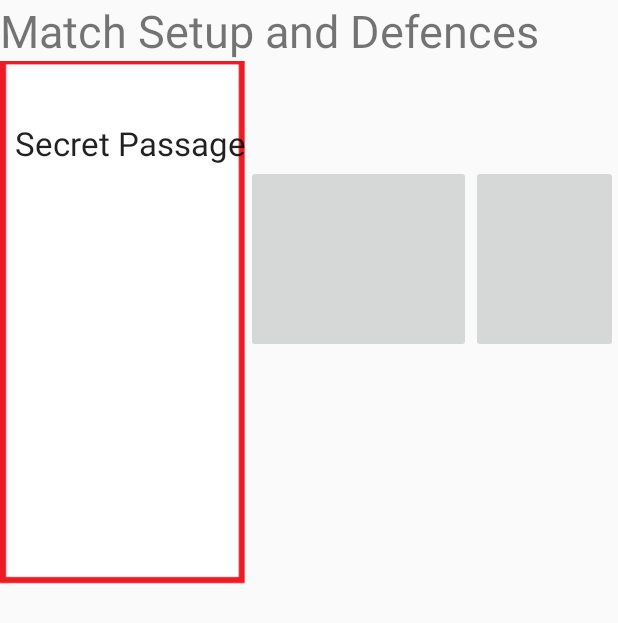
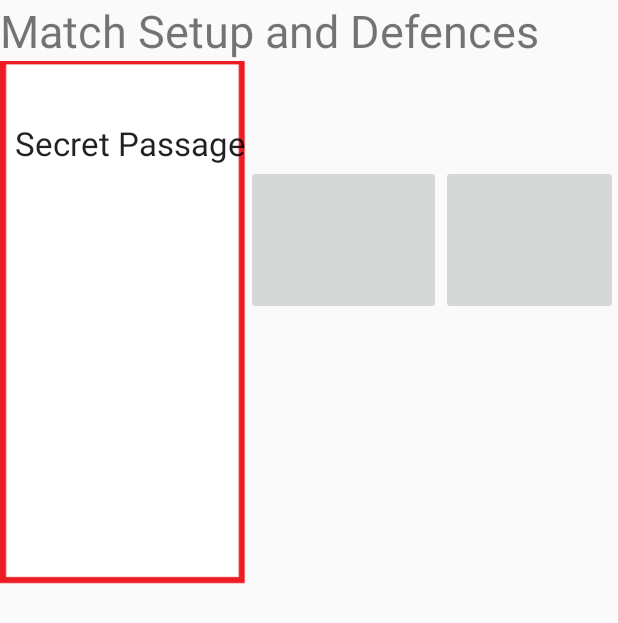
Before and after one commit to Team610/2016-Scouting, an Android app: the fragment MatchSetup shown on its own in the app's theme, on a phone screen of 412 x 824 dp. Shown: the top 623 px of the screen. Run offline under Robolectric (Android 15) with nearby library versions, the phone set to English and light mode, and no system bars.

Commit message:
fixed the dimensions
nice

```diff
--- a/ScoutingApp/app/src/main/res/layout/fragment_match_setup.xml
+++ b/ScoutingApp/app/src/main/res/layout/fragment_match_setup.xml
@@ -55,16 +55,9 @@
         android:layout_toEndOf="@+id/defence4_ImageButton" />
 
 
-
-
-
-
-
-
-
         <ImageView
-            android:layout_width="250dp"
-            android:layout_height="250dp"
+            android:layout_width="@dimen/lowbar_width"
+            android:layout_height="@dimen/lowbar_height"
             android:scaleType="fitXY"
             android:id="@+id/lowBar_ImageView"
             android:src="@drawable/lowbar"
@@ -73,8 +66,8 @@
             android:layout_toEndOf="@+id/defence4_ImageButton" />
 
     <ImageButton
-        android:layout_width="150dp"
-        android:layout_height="125dp"
+        android:layout_width="@dimen/setup_button_layout_width"
+        android:layout_height="@dimen/setup_button_layout_height"
         android:id="@+id/defence1_ImageButton"
         android:layout_below="@+id/secretPassage_TextView"
         android:layout_toRightOf="@+id/secretPassage_ImageView"
@@ -82,8 +75,8 @@
         android:onClick="onClick" />
 
     <ImageButton
-        android:layout_width="150dp"
-        android:layout_height="125dp"
+        android:layout_width="@dimen/setup_button_layout_width"
+        android:layout_height="@dimen/setup_button_layout_height"
         android:id="@+id/defence2_ImageButton"
         android:layout_alignTop="@+id/defence1_ImageButton"
         android:layout_toRightOf="@+id/defence1_ImageButton"
@@ -91,8 +84,8 @@
         android:onClick="onClick"/>
 
     <ImageButton
-        android:layout_width="150dp"
-        android:layout_height="125dp"
+        android:layout_width="@dimen/setup_button_layout_width"
+        android:layout_height="@dimen/setup_button_layout_height"
         android:id="@+id/defence3_ImageButton"
         android:layout_alignTop="@+id/defence2_ImageButton"
         android:layout_toRightOf="@+id/defence2_ImageButton"
@@ -100,8 +93,8 @@
         android:onClick="onClick"/>
 
     <ImageButton
-        android:layout_width="150dp"
-        android:layout_height="125dp"
+        android:layout_width="@dimen/setup_button_layout_width"
+        android:layout_height="@dimen/setup_button_layout_height"
         android:id="@+id/defence4_ImageButton"
         android:layout_below="@+id/lowBar_TextView"
         android:layout_toRightOf="@+id/defence3_ImageButton"
@@ -138,15 +131,6 @@
         android:layout_alignLeft="@+id/defence3_ImageButton"
         android:layout_alignStart="@+id/defence3_ImageButton" />
 
-    <TextView
-        android:layout_width="150dp"
-        android:layout_height="wrap_content"
-        android:textAppearance="?android:attr/textAppearanceMedium"
-        android:text="Medium Text"
-        android:id="@+id/defence4_TextView"
-        android:layout_below="@+id/lowBar_ImageView"
-        android:layout_alignLeft="@+id/defence4_ImageButton"
-        android:layout_alignStart="@+id/defence4_ImageButton" />
     <!--
         <ScrollView
             android:layout_width="wrap_content"
--- a/ScoutingApp/app/src/main/res/values/dimens.xml
+++ b/ScoutingApp/app/src/main/res/values/dimens.xml
@@ -3,7 +3,14 @@
     <dimen name="nav_header_vertical_spacing">16dp</dimen>
     <dimen name="nav_header_height">160dp</dimen>
     <!-- Default screen margins, per the Android Design guidelines. -->
-    <dimen name="activity_horizontal_margin">16dp</dimen>
-    <dimen name="activity_vertical_margin">16dp</dimen>
+    <dimen name="activity_horizontal_margin">5dp</dimen>
+    <dimen name="activity_vertical_margin">5dp</dimen>
     <dimen name="fab_margin">16dp</dimen>
+
+    <!-- dimens for fragment_match_setup -->
+    <dimen name="setup_button_layout_width">130dp</dimen>
+    <dimen name="setup_button_layout_height">100dp</dimen>
+    <dimen name="lowbar_width">130dp</dimen>
+    <dimen name="lowbar_height">100dp</dimen>
+
 </resources>
```
